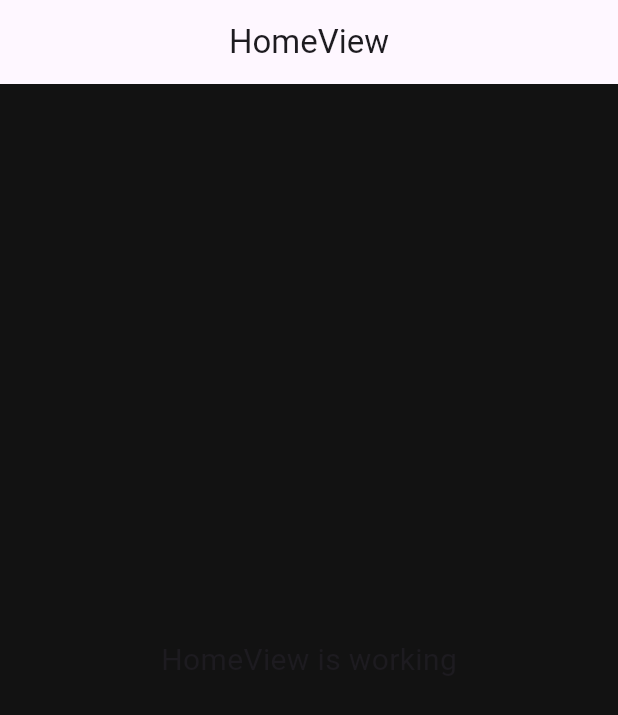
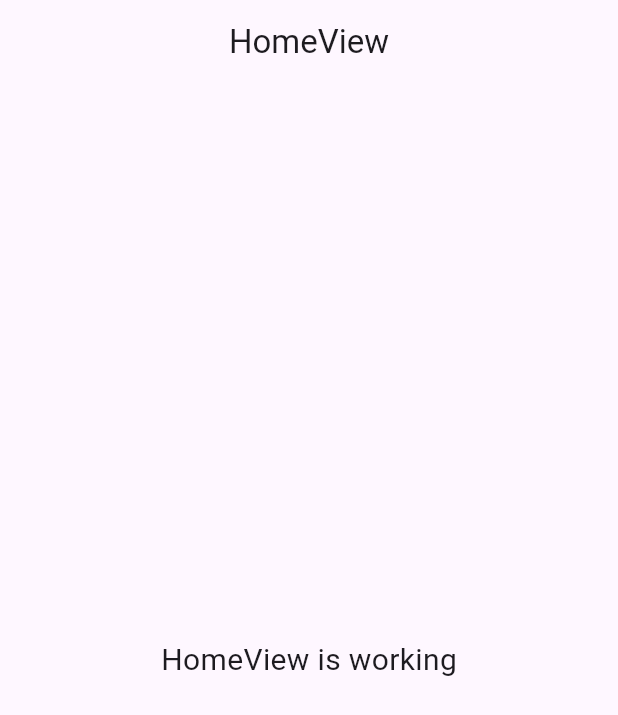
Before and after one commit to Kainato/enem_app, a Flutter app: the screen it shows after launch, on a phone screen of 412 x 824 dp. Shown: the top 715 px of the screen. Run offline on Flutter 3.47's test engine with Material 3 defaults, Android fonts, the phone set to English and light mode, and no system bars; our stand-ins replace get.

Commit message:
Ajustes na home controller

```diff
--- a/lib/app/modules/home/views/home_view.dart
+++ b/lib/app/modules/home/views/home_view.dart
@@ -1,4 +1,5 @@
 import 'package:flutter/material.dart';
+
 import 'package:get/get.dart';
 
 import '../controllers/home_controller.dart';
@@ -8,10 +9,15 @@ class HomeView extends GetView<HomeController> {
   @override
   Widget build(BuildContext context) {
     return Scaffold(
-      backgroundColor: Color(0xFF121212),
-      appBar: AppBar(title: const Text('HomeView'), centerTitle: true),
+      appBar: AppBar(
+        title: const Text('HomeView'),
+        centerTitle: true,
+      ),
       body: const Center(
-        child: Text('HomeView is working', style: TextStyle(fontSize: 20)),
+        child: Text(
+          'HomeView is working',
+          style: TextStyle(fontSize: 20),
+        ),
       ),
     );
   }
--- a/lib/main.dart
+++ b/lib/main.dart
@@ -1,4 +1,5 @@
 import 'package:flutter/material.dart';
+
 import 'package:get/get.dart';
 
 import 'app/routes/app_pages.dart';
@@ -9,7 +10,6 @@ void main() {
       title: "Application",
       initialRoute: AppPages.initial,
       getPages: AppPages.routes,
-      themeMode: ThemeMode.system,
     ),
   );
 }
```
Also changed, not shown: lib/app/modules/home/controllers/home_controller.dart (+14 -12 lines), lib/app/routes/app_pages.dart (+2 -9 lines).
